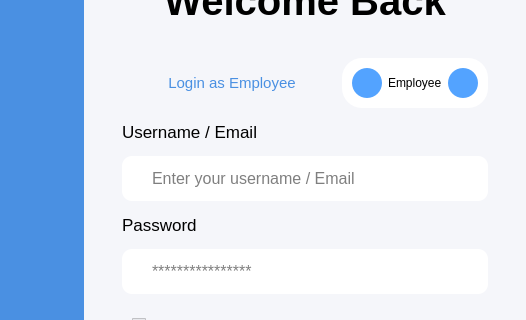
Above: mainwindow.ui from arshc0der/Inventory-Management-System before the change; both pictures show x 358 to 884 and y 140 to 460 of the 884 by 629 pixel window. Below: the same form after it.
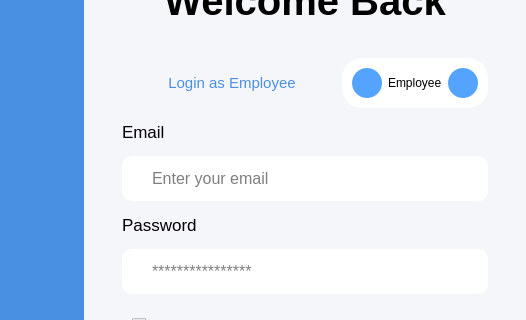
That is the form after the change. Icons and pictures are not drawn.

What changed in the file:
```diff
--- a/mainwindow.ui
+++ b/mainwindow.ui
@@ -368,7 +368,7 @@
                <string notr="true">padding:0;</string>
               </property>
               <property name="text">
-               <string>Username / Email</string>
+               <string>Email</string>
               </property>
              </widget>
             </item>
@@ -435,7 +435,7 @@
 border:none;</string>
                  </property>
                  <property name="placeholderText">
-                  <string>Enter your username / Email</string>
+                  <string>Enter your email</string>
                  </property>
                 </widget>
                </item>
```
Left out of the diff: 2 changed lines with no effect on the pictures.
